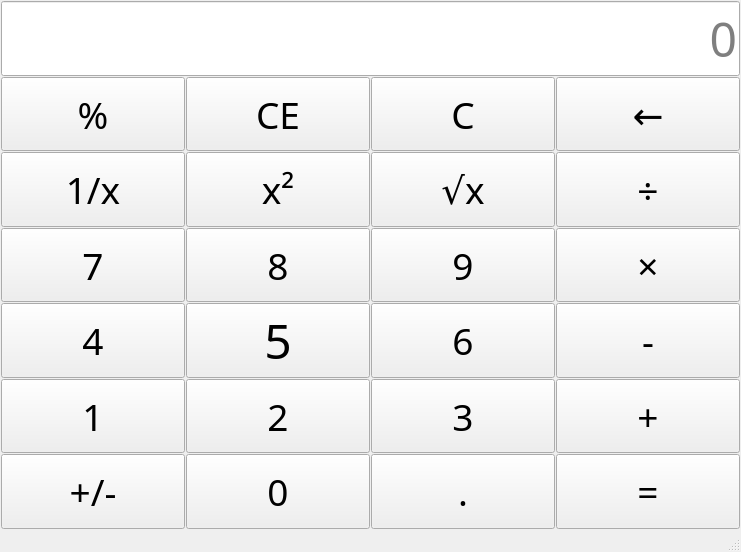
Above: Lab1/mainwindow.ui from musuwer/QtCourse before the change. Below: the same form after it.
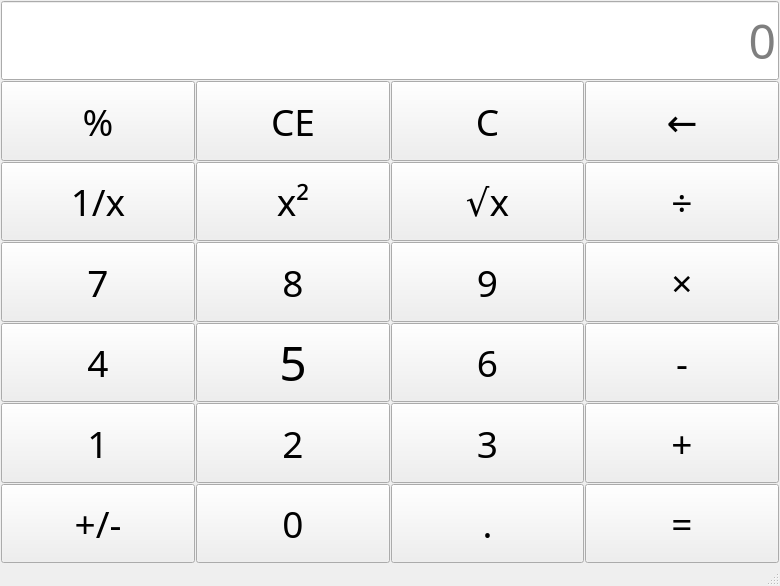
That is the form after the change.

Commit message: 美化了计算器页面排版‘ git commit -m 美化了计算器页面排版‘

The edit to the form file:
```diff
--- a/Lab1/mainwindow.ui
+++ b/Lab1/mainwindow.ui
@@ -6,8 +6,8 @@
    <rect>
     <x>0</x>
     <y>0</y>
-    <width>741</width>
-    <height>552</height>
+    <width>780</width>
+    <height>586</height>
    </rect>
   </property>
   <property name="windowTitle">
@@ -239,6 +239,12 @@
         <property name="text">
          <string>5</string>
         </property>
+        <property name="iconSize">
+         <size>
+          <width>18</width>
+          <height>18</height>
+         </size>
+        </property>
        </widget>
       </item>
       <item row="6" column="0">
```
Left out of the diff: 8 changed lines with no effect on the pictures.
